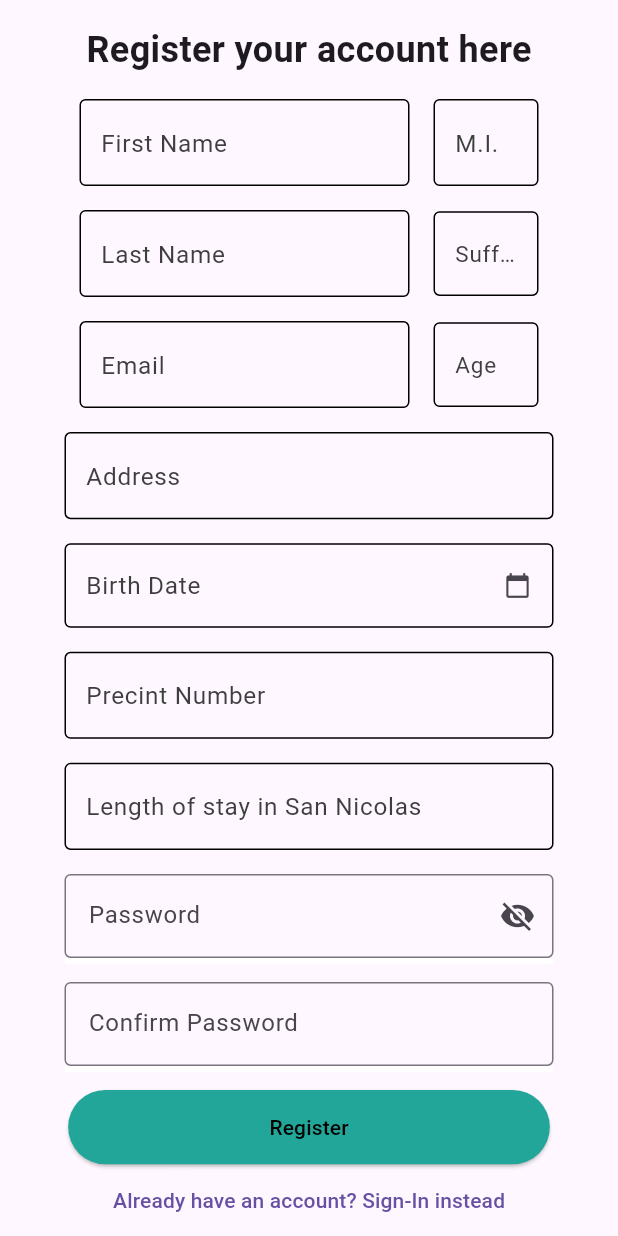
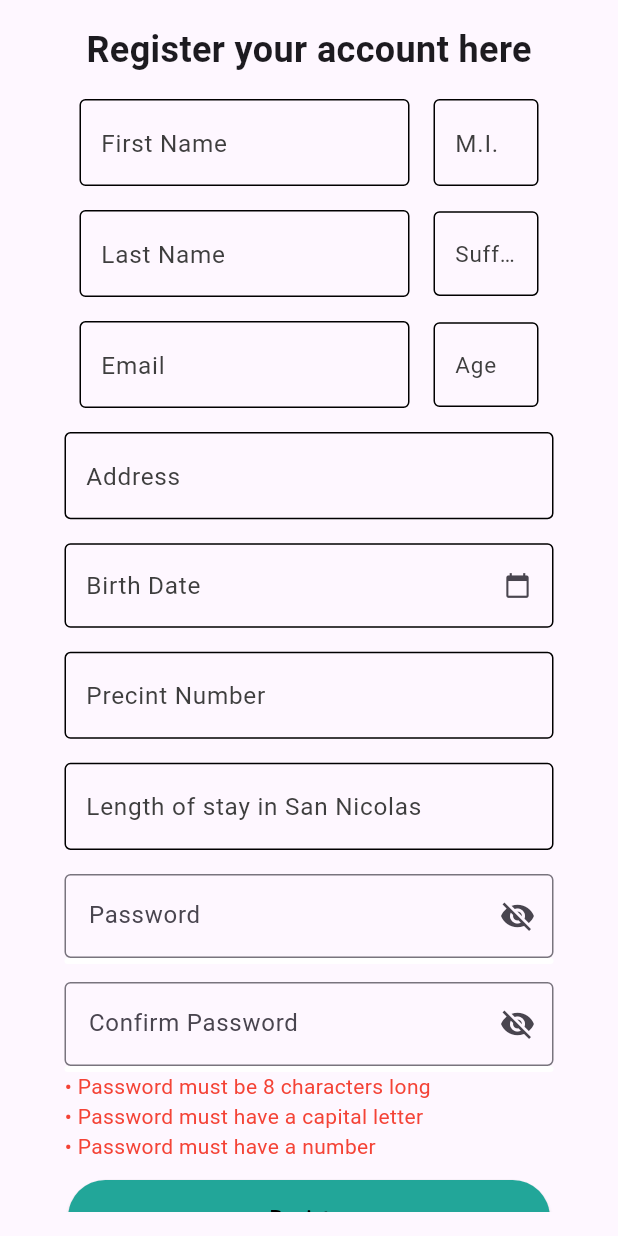
Before and after one commit to glen0821/barangay_repository_app-main, a Flutter app: the screen it shows after launch, after a tap on "Don't have an account? Register here", on a phone screen of 412 x 824 dp. Run offline on Flutter 3.47's test engine with Material 3 defaults, Android fonts, the phone set to English and light mode, and no system bars; our stand-ins replace animated_notch_bottom_bar, cloud_firestore, firebase_auth, firebase_core, firebase_storage, flutter_secure_storage and 6 more; missing offline and left inert: flutter_paypal, flutter_paypal_checkout; accounts and stored records are empty; network calls fail.

Commit message:
Register: confirm password button and password tip

```diff
--- a/lib/widgets/containers/auth/register/register.dart
+++ b/lib/widgets/containers/auth/register/register.dart
@@ -39,6 +39,10 @@ class _RegisterPageState extends State<RegisterPage> {
   FirebaseQuery firebaseQuery = FirebaseQuery();
   bool isLoading = false;
   bool _passVisible = false;
+  bool _confirmpassVisible = false;
+
+  // Length, Capital, Number
+  List<Color> _passTips = [Colors.red, Colors.red, Colors.red];
 
   // No color = 0, Red = 1, Orange = 2, Green = 3
   int _passStatus = 0;
@@ -232,21 +236,29 @@ class _RegisterPageState extends State<RegisterPage> {
                             ),
                             onChanged: (String text) {
                               setState(() {
+                                _passTips[1] = RegExp(r"[A-Z]").hasMatch(text) ? Colors.green : Colors.red;
+                                _passTips[2] = RegExp(r"[0-9]").hasMatch(text) ? Colors.green : Colors.red;
+
                                 if (text.isEmpty) {
+                                  _passTips[0] = Colors.red;
                                   _passStatus = 0;
-                                } else if (text.length <= 6) {
+                                } else if (text.length <= 7) {
+                                  _passTips[0] = Colors.red;
                                   _passStatus = 1;
                                 } else if (text.length < 12) {
                                   _passStatus = 2;
-                                  if (confirmPasswordController.text.isEmpty) {
-                                    _confirmPassStatus = 0;
-                                  } else if (confirmPasswordController.text != text) {
-                                    _confirmPassStatus = 1;
-                                  } else {
-                                    _confirmPassStatus = 3;
-                                  }
+                                  _passTips[0] = Colors.green;
                                 } else {
+                                  _passTips[0] = Colors.green;
                                   _passStatus = 3;
+                                }
+
+                                if (confirmPasswordController.text.isEmpty) {
+                                  _confirmPassStatus = 0;
+                                } else if (_passStatus <= 1 || confirmPasswordController.text != text) {
+                                  _confirmPassStatus = 1;
+                                } else {
+                                  _confirmPassStatus = 3;
                                 }
                               });
                             },
@@ -267,9 +279,16 @@ class _RegisterPageState extends State<RegisterPage> {
                       Column(
                         children: [
                           TextField(
+                            obscureText: !_confirmpassVisible,
                             decoration: InputDecoration(
                               hintText: 'Confirm Password',
-                              border: OutlineInputBorder()
+                              border: OutlineInputBorder(),
+                              suffixIcon: IconButton(
+                                icon: Icon(_confirmpassVisible ? Icons.visibility : Icons.visibility_off),
+                                onPressed: () => {
+                                  setState(() {_confirmpassVisible = !_confirmpassVisible;})
+                                }
+                              )
                             ),
                             onChanged: (String text) {
                               setState(() {
@@ -282,7 +301,6 @@ class _RegisterPageState extends State<RegisterPage> {
                                 }
                               });
                             },
-                            obscureText: true,
                             controller: confirmPasswordController,
                           ),
                           Container(
@@ -293,6 +311,33 @@ class _RegisterPageState extends State<RegisterPage> {
                             height: 4,
                           )
                         ],
+                      ),
+                      SizedBox(
+                        width: 406,
+                        child: Text(
+                          "• Password must be 8 characters long",
+                          style: TextStyle(
+                            color: _passTips[0]
+                          ),
+                        ),
+                      ),
+                      SizedBox(
+                        width: 406,
+                        child: Text(
+                          "• Password must have a capital letter",
+                          style: TextStyle(
+                            color: _passTips[1]
+                          ),
+                        ),
+                      ),
+                      SizedBox(
+                        width: 406,
+                        child: Text(
+                          "• Password must have a number",
+                          style: TextStyle(
+                            color: _passTips[2]
+                          ),
+                        ),
                       ),
                       SizedBox(height: 12),
                       CoreButton(
```
